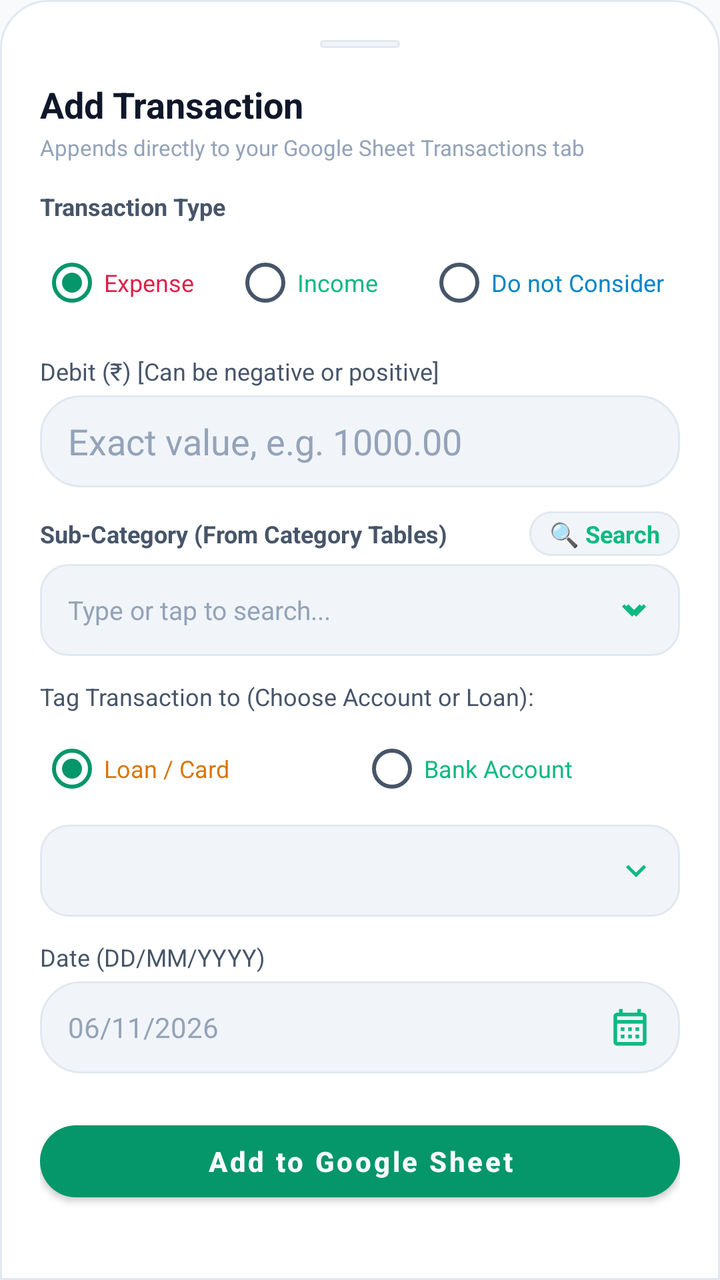
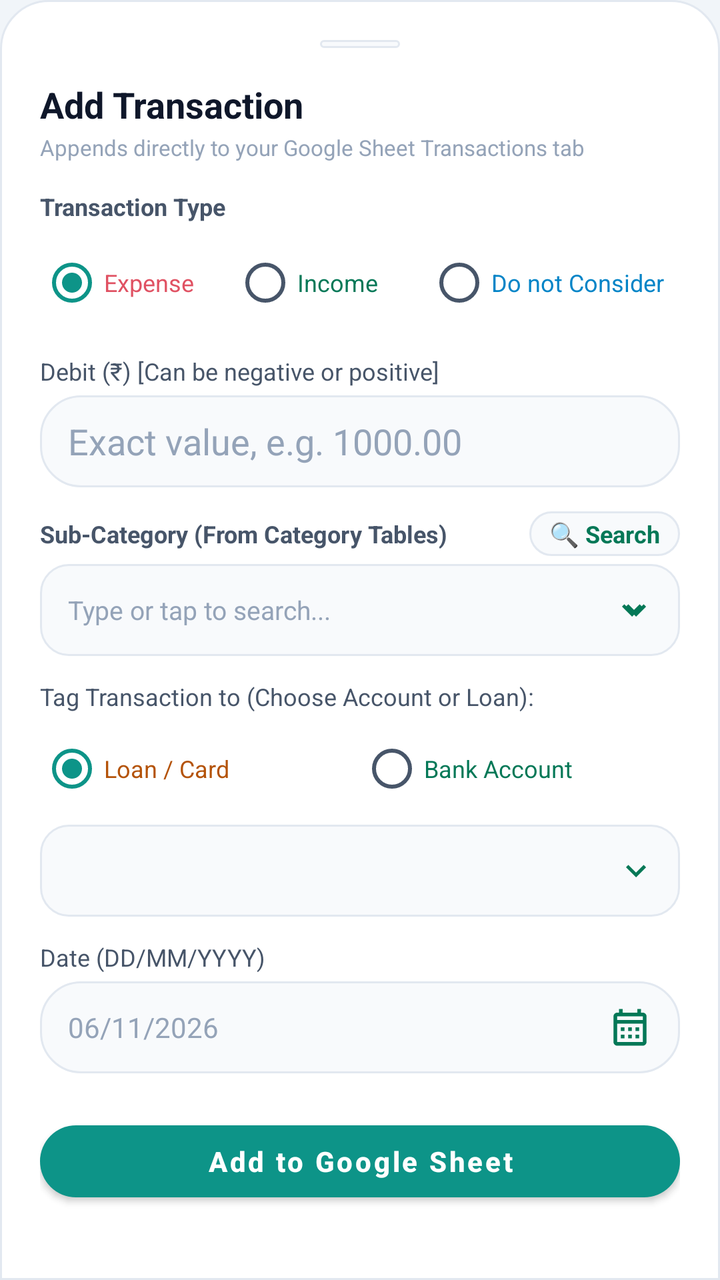

Screens rendered from an Android XML layout before and after an edit, with the pre-edit source and the edit as a unified diff.
<!-- AndroidManifest.xml: application theme AppTheme -->
<!-- res/layout/dialog_add_transaction.xml -->
<?xml version="1.0" encoding="utf-8"?>
<androidx.core.widget.NestedScrollView
    xmlns:android="http://schemas.android.com/apk/res/android"
    xmlns:app="http://schemas.android.com/apk/res-auto"
    android:id="@+id/scrollAddTransaction"
    android:layout_width="match_parent"
    android:layout_height="wrap_content"
    android:background="@drawable/bg_bottom_sheet"
    android:fillViewport="true">

    <LinearLayout
        android:id="@+id/layoutAddTxRoot"
        android:layout_width="match_parent"
        android:layout_height="wrap_content"
        android:orientation="vertical"
        android:padding="20dp"
        android:focusable="true"
        android:focusableInTouchMode="true">

        
        <View
            android:layout_width="40dp"
            android:layout_height="4dp"
            android:layout_gravity="center_horizontal"
            android:background="@drawable/bg_pill_dark"
            android:layout_marginBottom="16dp" />

        <TextView
            android:layout_width="wrap_content"
            android:layout_height="wrap_content"
            android:text="Add Transaction"
            android:textColor="@color/text_primary"
            android:textSize="18sp"
            android:textStyle="bold" />

        <TextView
            android:layout_width="wrap_content"
            android:layout_height="wrap_content"
            android:layout_marginTop="2dp"
            android:text="Appends directly to your Google Sheet Transactions tab"
            android:textColor="@color/text_muted"
            android:textSize="11sp" />

        
        <TextView
            android:layout_width="wrap_content"
            android:layout_height="wrap_content"
            android:layout_marginTop="14dp"
            android:text="Transaction Type"
            android:textColor="@color/text_secondary"
            android:textSize="12sp"
            android:textStyle="bold" />

        <RadioGroup
            android:id="@+id/rgType"
            android:layout_width="match_parent"
            android:layout_height="wrap_content"
            android:layout_marginTop="6dp"
            android:orientation="horizontal">

            <RadioButton
                android:id="@+id/rbExpense"
                android:layout_width="0dp"
                android:layout_weight="1"
                android:layout_height="wrap_content"
                android:text="Expense"
                android:checked="true"
                android:textColor="@color/red_rose"
                android:textSize="12sp" />

            <RadioButton
                android:id="@+id/rbIncome"
                android:layout_width="0dp"
                android:layout_weight="1"
                android:layout_height="wrap_content"
                android:text="Income"
                android:textColor="@color/green_mint"
                android:textSize="12sp" />

            <RadioButton
                android:id="@+id/rbDoNotConsider"
                android:layout_width="0dp"
                android:layout_weight="1.3"
                android:layout_height="wrap_content"
                android:text="Do not Consider"
                android:textColor="@color/blue_sky"
                android:textSize="12sp" />
        </RadioGroup>

        
        <LinearLayout
            android:id="@+id/layoutDebitField"
            android:layout_width="match_parent"
            android:layout_height="wrap_content"
            android:layout_marginTop="12dp"
            android:orientation="vertical">

            <TextView
                android:id="@+id/tvDebitLabel"
                android:layout_width="wrap_content"
                android:layout_height="wrap_content"
                android:text="Debit (₹) [Can be negative or positive]"
                android:textColor="@color/text_secondary"
                android:textSize="12sp" />

            <EditText
                android:id="@+id/etDebit"
                android:layout_width="match_parent"
                android:layout_height="46dp"
                android:layout_marginTop="4dp"
                android:background="@drawable/bg_pill_dark"
                android:hint="Exact value, e.g. 1000.00"
                android:textColorHint="@color/text_muted"
                android:textColor="@color/text_primary"
                android:inputType="numberDecimal|numberSigned"
            android:imeOptions="actionDone"
                android:paddingStart="14dp"
                android:paddingEnd="14dp" />
        </LinearLayout>

        
        <LinearLayout
            android:id="@+id/layoutCreditField"
            android:layout_width="match_parent"
            android:layout_height="wrap_content"
            android:layout_marginTop="12dp"
            android:orientation="vertical"
            android:visibility="gone">

            <TextView
                android:id="@+id/tvCreditLabel"
                android:layout_width="wrap_content"
                android:layout_height="wrap_content"
                android:text="Credit (₹) [Goes into 'Credit']"
                android:textColor="@color/text_secondary"
                android:textSize="12sp" />

            <EditText
                android:id="@+id/etCredit"
                android:layout_width="match_parent"
                android:layout_height="46dp"
                android:layout_marginTop="4dp"
                android:background="@drawable/bg_pill_dark"
                android:hint="Exact value, e.g. 500.00"
                android:textColorHint="@color/text_muted"
                android:textColor="@color/text_primary"
                android:inputType="numberDecimal|numberSigned"
            android:imeOptions="actionDone"
                android:paddingStart="14dp"
                android:paddingEnd="14dp" />
        </LinearLayout>

        
        <LinearLayout
            android:layout_width="match_parent"
            android:layout_height="wrap_content"
            android:layout_marginTop="12dp"
            android:orientation="horizontal"
            android:gravity="center_vertical">

            <TextView
                android:layout_width="0dp"
                android:layout_weight="1"
                android:layout_height="wrap_content"
                android:text="Sub-Category (From Category Tables)"
                android:textColor="@color/text_secondary"
                android:textSize="12sp"
                android:textStyle="bold" />

            <TextView
                android:id="@+id/btnSearchSubCategory"
                android:layout_width="wrap_content"
                android:layout_height="wrap_content"
                android:text="🔍 Search"
                android:textColor="@color/green_mint"
                android:textSize="12sp"
                android:textStyle="bold"
                android:background="@drawable/bg_pill_dark"
                android:paddingStart="10dp"
                android:paddingEnd="10dp"
                android:paddingTop="3dp"
                android:paddingBottom="3dp"
                android:clickable="true"
                android:focusable="true" />
        </LinearLayout>

        <RelativeLayout
            android:layout_width="match_parent"
            android:layout_height="wrap_content"
            android:layout_marginTop="4dp">

            <AutoCompleteTextView
                android:id="@+id/actvSubCategory"
                android:layout_width="match_parent"
                android:layout_height="46dp"
                android:background="@drawable/bg_spinner_dark"
                android:hint="Type or tap to search..."
                android:textColorHint="@color/text_muted"
                android:textColor="@color/text_primary"
                android:textSize="13sp"
                android:paddingStart="14dp"
                android:paddingEnd="42dp"
                android:completionThreshold="1"
                android:dropDownVerticalOffset="4dp"
                android:popupBackground="@color/bg_card_secondary" />

            <ImageView
                android:id="@+id/btnSubCategoryDropdown"
                android:layout_width="36dp"
                android:layout_height="36dp"
                android:layout_alignParentEnd="true"
                android:layout_centerVertical="true"
                android:layout_marginEnd="6dp"
                android:padding="8dp"
                android:src="@drawable/ic_chevron_down"
                android:background="?attr/selectableItemBackgroundBorderless" />
        </RelativeLayout>

        
        <TextView
            android:layout_width="wrap_content"
            android:layout_height="wrap_content"
            android:layout_marginTop="12dp"
            android:text="Tag Transaction to (Choose Account or Loan):"
            android:textColor="@color/text_secondary"
            android:textSize="12sp" />

        <RadioGroup
            android:id="@+id/rgTagType"
            android:layout_width="match_parent"
            android:layout_height="wrap_content"
            android:layout_marginTop="4dp"
            android:orientation="horizontal">

            <RadioButton
                android:id="@+id/rbTagLoan"
                android:layout_width="0dp"
                android:layout_weight="1"
                android:layout_height="wrap_content"
                android:text="Loan / Card"
                android:checked="true"
                android:textColor="@color/amber_gold"
                android:textSize="12sp" />

            <RadioButton
                android:id="@+id/rbTagAccount"
                android:layout_width="0dp"
                android:layout_weight="1"
                android:layout_height="wrap_content"
                android:text="Bank Account"
                android:textColor="@color/green_mint"
                android:textSize="12sp" />
        </RadioGroup>

        <Spinner
            android:id="@+id/spSourceSelector"
            android:layout_width="match_parent"
            android:layout_height="46dp"
            android:layout_marginTop="4dp"
            android:background="@drawable/bg_spinner_dark"
            android:popupBackground="@color/bg_card_secondary"
            android:dropDownVerticalOffset="4dp" />

        
        <LinearLayout
            android:id="@+id/layoutCreditCardTagSection"
            android:layout_width="match_parent"
            android:layout_height="wrap_content"
            android:layout_marginTop="10dp"
            android:orientation="vertical"
            android:visibility="gone">

            <LinearLayout
                android:layout_width="match_parent"
                android:layout_height="wrap_content"
                android:orientation="horizontal"
                android:gravity="center_vertical">

                <TextView
                    android:layout_width="0dp"
                    android:layout_height="wrap_content"
                    android:layout_weight="1"
                    android:text="Tag to Credit Card:"
                    android:textColor="@color/amber_gold"
                    android:textSize="12sp"
                    android:textStyle="bold" />

                <TextView
                    android:id="@+id/btnAddCreditCardInline"
                    android:layout_width="wrap_content"
                    android:layout_height="wrap_content"
                    android:text="＋ Add Card"
                    android:textColor="@color/green_mint"
                    android:textSize="11sp"
                    android:textStyle="bold"
                    android:background="@drawable/bg_chip_green"
                    android:paddingStart="8dp"
                    android:paddingEnd="8dp"
                    android:paddingTop="2dp"
                    android:paddingBottom="2dp"
                    android:clickable="true"
                    android:focusable="true" />
            </LinearLayout>

            <Spinner
                android:id="@+id/spCreditCardSelector"
                android:layout_width="match_parent"
                android:layout_height="46dp"
                android:layout_marginTop="4dp"
                android:background="@drawable/bg_spinner_dark"
                android:popupBackground="@color/bg_card_secondary"
                android:dropDownVerticalOffset="4dp" />

            <TextView
                android:layout_width="wrap_content"
                android:layout_height="wrap_content"
                android:layout_marginTop="4dp"
                android:text="Unbilled amount of this card will be updated by transaction amount"
                android:textColor="@color/text_muted"
                android:textSize="10sp" />
        </LinearLayout>

        
        <TextView
            android:layout_width="wrap_content"
            android:layout_height="wrap_content"
            android:layout_marginTop="12dp"
            android:text="Date (DD/MM/YYYY)"
            android:textColor="@color/text_secondary"
            android:textSize="12sp" />

        <EditText
            android:id="@+id/etDate"
            android:layout_width="match_parent"
            android:layout_height="46dp"
            android:layout_marginTop="4dp"
            android:background="@drawable/bg_pill_dark"
            android:hint="06/11/2026"
            android:textColorHint="@color/text_muted"
            android:textColor="@color/text_primary"
            android:focusable="false"
            android:clickable="true"
            android:cursorVisible="false"
            android:drawableEnd="@drawable/ic_calendar"
            android:drawablePadding="8dp"
            android:drawableTint="@color/green_mint"
            android:textSize="14sp"
            android:gravity="center_vertical"
            android:paddingStart="14dp"
            android:paddingEnd="14dp" />



        
        <com.google.android.material.button.MaterialButton
            android:id="@+id/btnSubmitTransaction"
            android:layout_width="match_parent"
            android:layout_height="48dp"
            android:layout_marginTop="20dp"
            app:cornerRadius="24dp"
            app:backgroundTint="@color/colorPrimary"
            android:text="Add to Google Sheet"
            android:textColor="@color/bg_dark"
            android:textSize="14sp"
            android:textStyle="bold"
            android:textAllCaps="false" />

    </LinearLayout>
</androidx.core.widget.NestedScrollView>
<!-- resources referenced by this layout -->
<resources>
  <color name="amber_gold">#D97706</color>
  <color name="bg_card_secondary">#F1F5F9</color>
  <color name="bg_dark">#F8FAFC</color>
  <color name="blue_sky">#0284C7</color>
  <color name="colorPrimary">#059669</color>
  <color name="green_mint">#10B981</color>
  <color name="red_rose">#E11D48</color>
  <color name="text_muted">#94A3B8</color>
  <color name="text_primary">#0F172A</color>
  <color name="text_secondary">#475569</color>
  <!-- drawable bg_bottom_sheet (drawable) -->
  <?xml version="1.0" encoding="utf-8"?>
  <shape xmlns:android="http://schemas.android.com/apk/res/android"
      android:shape="rectangle">
      <solid android:color="@color/bg_card" />
      <corners
          android:topLeftRadius="24dp"
          android:topRightRadius="24dp"
          android:bottomLeftRadius="0dp"
          android:bottomRightRadius="0dp" />
      <stroke
          android:width="1dp"
          android:color="@color/border_dark" />
  </shape>
  <!-- drawable bg_chip_green (drawable) -->
  <?xml version="1.0" encoding="utf-8"?>
  <shape xmlns:android="http://schemas.android.com/apk/res/android"
      android:shape="rectangle">
      <solid android:color="@color/green_bg" />
      <corners android:radius="12dp" />
      <stroke
          android:width="1dp"
          android:color="@color/green_emerald" />
  </shape>
  <!-- drawable bg_pill_dark (drawable) -->
  <?xml version="1.0" encoding="utf-8"?>
  <shape xmlns:android="http://schemas.android.com/apk/res/android"
      android:shape="rectangle">
      <solid android:color="@color/bg_card_secondary" />
      <corners android:radius="20dp" />
      <stroke
          android:width="1dp"
          android:color="@color/border_dark" />
  </shape>
  <!-- drawable bg_spinner_dark (drawable) -->
  <?xml version="1.0" encoding="utf-8"?>
  <layer-list xmlns:android="http://schemas.android.com/apk/res/android">
      <item>
          <shape android:shape="rectangle">
              <solid android:color="@color/bg_card_secondary" />
              <corners android:radius="14dp" />
              <stroke
                  android:width="1dp"
                  android:color="@color/border_dark" />
          </shape>
      </item>
      <item
          android:drawable="@drawable/ic_chevron_down"
          android:gravity="end|center_vertical"
          android:right="12dp" />
  </layer-list>
  <!-- drawable ic_calendar (drawable) -->
  <vector xmlns:android="http://schemas.android.com/apk/res/android"
      android:width="22dp"
      android:height="22dp"
      android:viewportWidth="24"
      android:viewportHeight="24">
    <path
        android:fillColor="@color/green_emerald"
        android:pathData="M19,4h-1V2h-2v2H8V2H6v2H5C3.89,4 3.01,4.9 3.01,6L3,20c0,1.1 0.89,2 2,2h14c1.1,0 2,-0.9 2,-2V6C21,4.9 20.1,4 19,4zM19,20H5V10h14V20zM19,8H5V6h14V8zM9,14H7v-2h2V14zM13,14h-2v-2h2V14zM17,14h-2v-2h2V14zM9,18H7v-2h2V18zM13,18h-2v-2h2V18zM17,18h-2v-2h2V18z"/>
  </vector>
  <!-- drawable ic_chevron_down (drawable) -->
  <?xml version="1.0" encoding="utf-8"?>
  <vector xmlns:android="http://schemas.android.com/apk/res/android"
      android:width="20dp"
      android:height="20dp"
      android:viewportWidth="24"
      android:viewportHeight="24">
      <path
          android:fillColor="@color/green_mint"
          android:pathData="M7.41,8.59L12,13.17l4.59,-4.58L18,10l-6,6 -6,-6 1.41,-1.41z"/>
  </vector>
  <color name="bg_card">#FFFFFF</color>
  <color name="border_dark">#E2E8F0</color>
  <color name="green_bg">#D1FAE5</color>
  <color name="green_emerald">#059669</color>
  <color name="colorPrimaryDark">#F1F5F9</color>
  <color name="colorAccent">#059669</color>
  <color name="nav_bottom_bg">#FFFFFF</color>
  <style name="FinMngrBottomSheetDialogTheme" parent="ThemeOverlay.MaterialComponents.BottomSheetDialog">
          <item name="bottomSheetStyle">@style/FinMngrBottomSheetModal</item>
      </style>
  <style name="FinMngrBottomSheetModal" parent="Widget.MaterialComponents.BottomSheet.Modal">
          <item name="android:background">@android:color/transparent</item>
      </style>
  <!-- unchanged entries left out for length: 1 -->
</resources>

<!-- the commit's change to res/layout/dialog_add_transaction.xml (unified diff, before → after) -->
@@ -360,7 +360,7 @@
             app:cornerRadius="24dp"
             app:backgroundTint="@color/colorPrimary"
             android:text="Add to Google Sheet"
-            android:textColor="@color/bg_dark"
+            android:textColor="@color/text_on_primary"
             android:textSize="14sp"
             android:textStyle="bold"
             android:textAllCaps="false" />
<!-- resource entries referenced after the edit -->
@@ -1,13 +1,14 @@
 <!-- resources referenced by this layout -->
 <resources>
-  <color name="amber_gold">#D97706</color>
-  <color name="bg_card_secondary">#F1F5F9</color>
-  <color name="bg_dark">#F8FAFC</color>
+  <color name="amber_gold">#B45309</color>
+  <color name="bg_card_secondary">#F8FAFC</color>
+  <color name="bg_dark">#F1F5F9</color>
   <color name="blue_sky">#0284C7</color>
-  <color name="colorPrimary">#059669</color>
-  <color name="green_mint">#10B981</color>
-  <color name="red_rose">#E11D48</color>
+  <color name="colorPrimary">#0D9488</color>
+  <color name="green_mint">#047857</color>
+  <color name="red_rose">#E05263</color>
   <color name="text_muted">#94A3B8</color>
+  <color name="text_on_primary">#FFFFFF</color>
   <color name="text_primary">#0F172A</color>
   <color name="text_secondary">#475569</color>
   <!-- drawable bg_bottom_sheet (drawable) -->
@@ -84,10 +85,10 @@
   </vector>
   <color name="bg_card">#FFFFFF</color>
   <color name="border_dark">#E2E8F0</color>
-  <color name="green_bg">#D1FAE5</color>
+  <color name="green_bg">#ECFDF5</color>
   <color name="green_emerald">#059669</color>
-  <color name="colorPrimaryDark">#F1F5F9</color>
-  <color name="colorAccent">#059669</color>
+  <color name="colorPrimaryDark">#E2E8F0</color>
+  <color name="colorAccent">#0D9488</color>
   <color name="nav_bottom_bg">#FFFFFF</color>
   <style name="FinMngrBottomSheetDialogTheme" parent="ThemeOverlay.MaterialComponents.BottomSheetDialog">
           <item name="bottomSheetStyle">@style/FinMngrBottomSheetModal</item>
